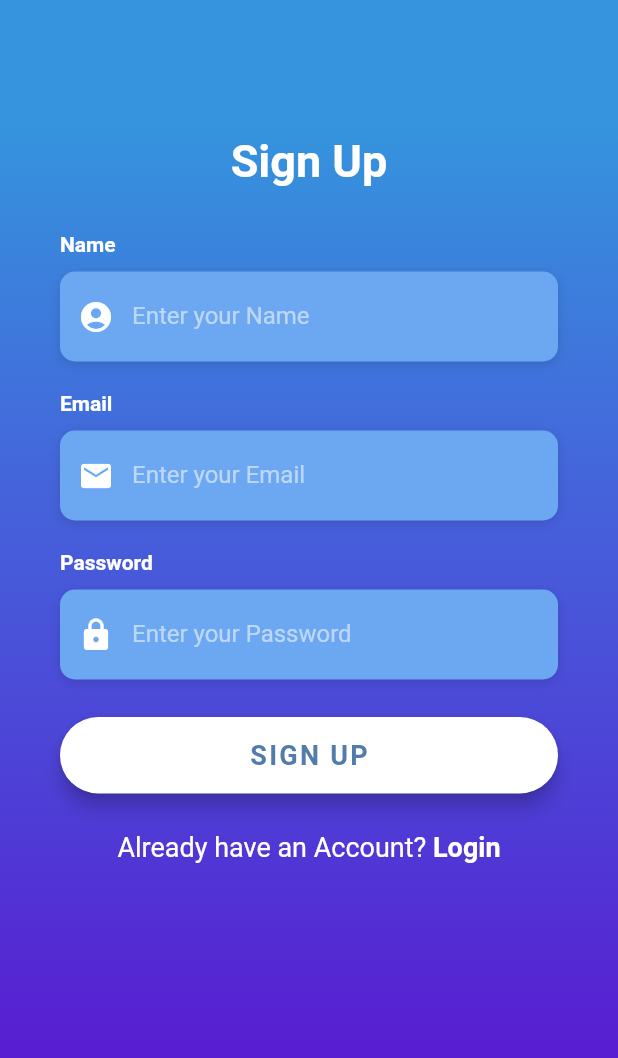
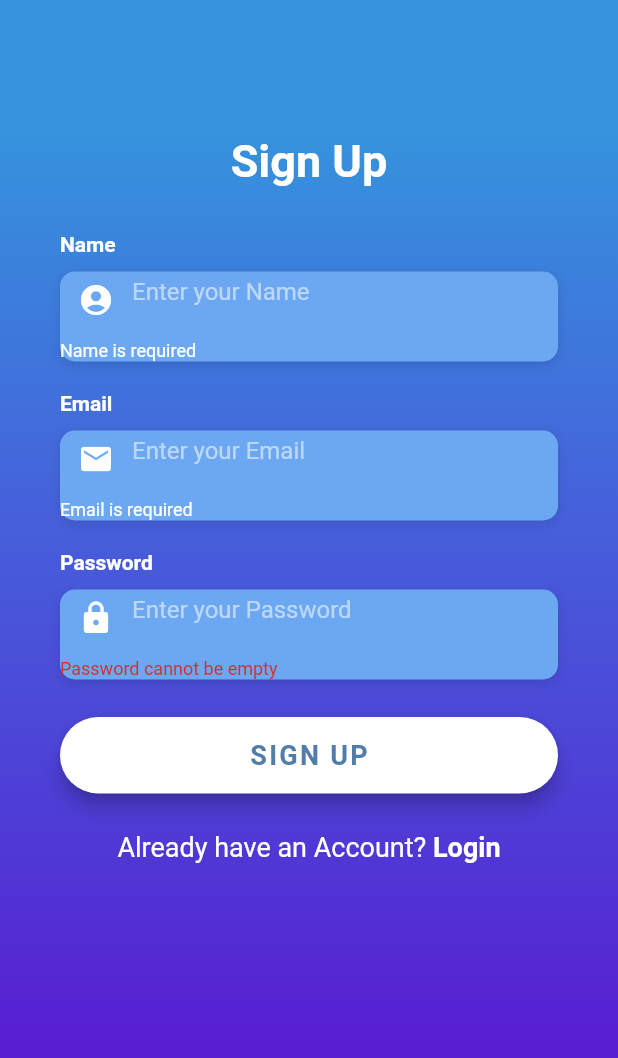
Before and after one commit to bhawikj/bhawik, a Flutter app: the SignupScreen screen opened directly, after a tap on "SIGN UP", on a phone screen of 412 x 824 dp. Shown: the top 1058 px of the screen. Run offline on Flutter 3.47's test engine with Material 2 defaults, Android fonts, the phone set to English and light mode, and no system bars; our stand-ins replace cloud_firestore, email_validator, firebase_auth, fluttertoast, get_it, provider_architecture; accounts and stored records are empty; Roboto replaces fonts that are missing (OpenSans).

Commit message:
form validations

```diff
--- a/lib/main.dart
+++ b/lib/main.dart
@@ -3,10 +3,8 @@ import 'package:bhawik/screens/start_up.dart';
 import 'package:bhawik/services/dialog_service.dart';
 import 'package:bhawik/services/navigation_service.dart';
 import 'package:bhawik/utilities/router.dart';
-import 'package:bhawik/viewmodels/startup_view_model.dart';
 import 'package:flutter/material.dart';
 import 'managers/dialog_manager.dart';
-import 'package:bhawik/screens/onboarding_screen.dart';
 
 void main() {
   setupLocator();
--- a/lib/screens/login_screen.dart
+++ b/lib/screens/login_screen.dart
@@ -1,5 +1,6 @@
 // import 'package:bhawik/services/auth.dart';
 import 'package:bhawik/viewmodels/login_view_model.dart';
+import 'package:email_validator/email_validator.dart';
 import 'package:flutter/material.dart';
 import 'package:flutter/services.dart';
 import 'package:bhawik/utilities/constants.dart';
@@ -17,6 +18,9 @@ class _LoginScreenState extends State<LoginScreen> {
   DateTime backbuttonPressedtime;
   TextEditingController _emailInpCont = new TextEditingController();
   TextEditingController _passInpCont = new TextEditingController();
+
+  final GlobalKey<FormState> _formkey = GlobalKey<FormState>();
+
   Widget _buildEmailTF() {
     return Column(
       crossAxisAlignment: CrossAxisAlignment.start,
@@ -30,7 +34,16 @@ class _LoginScreenState extends State<LoginScreen> {
           alignment: Alignment.centerLeft,
           decoration: kBoxDecorationStyle,
           height: 60.0,
-          child: TextField(
+          child: TextFormField(
+            validator: (String val) {
+              if (val.isEmpty) {
+                return "Email is required";
+              }
+              if (!EmailValidator.validate(val)) {
+                return "Enter a valid email";
+              }
+              return null;
+            },
             controller: _emailInpCont,
             keyboardType: TextInputType.emailAddress,
             style: TextStyle(
@@ -66,7 +79,13 @@ class _LoginScreenState extends State<LoginScreen> {
           alignment: Alignment.centerLeft,
           decoration: kBoxDecorationStyle,
           height: 60.0,
-          child: TextField(
+          child: TextFormField(
+            validator: (String val) {
+              if (val.isEmpty) {
+                return "Password cannot be empty";
+              }
+              return null;
+            },
             controller: _passInpCont,
             obscureText: true,
             style: TextStyle(
@@ -152,7 +171,10 @@ class _LoginScreenState extends State<LoginScreen> {
           ),
         ),
         onPressed: () async {
+          if (_formkey.currentState.validate()) {
             model.login(email: _emailInpCont.text, password: _passInpCont.text);
+          }
+
           // String uid =
           //     await Auth().signIn(_emailInpCont.text, _passInpCont.text);
         },
@@ -365,6 +387,8 @@ class _LoginScreenState extends State<LoginScreen> {
                           horizontal: 40.0,
                           vertical: 90.0,
                         ),
+                        child: Form(
+                          key: _formkey,
                           child: Column(
                             mainAxisAlignment: MainAxisAlignment.center,
                             children: <Widget>[
@@ -391,7 +415,7 @@ class _LoginScreenState extends State<LoginScreen> {
                               _buildSignupBtn(),
                             ],
                           ),
-                    ),
+                        )),
                   )
                 ],
               ),
--- a/lib/screens/signup_screen.dart
+++ b/lib/screens/signup_screen.dart
@@ -1,11 +1,10 @@
-import 'package:bhawik/models/user.dart';
+// import 'package:bhawik/models/user.dart';
 import 'package:bhawik/viewmodels/signup_view_model.dart';
-import 'package:firebase_auth/firebase_auth.dart';
+import 'package:email_validator/email_validator.dart';
 import 'package:flutter/material.dart';
 import 'package:flutter/services.dart';
 import 'package:bhawik/utilities/constants.dart';
 import 'package:bhawik/screens/login_screen.dart';
-// import 'package:bhawik/services/auth.dart';
 import 'package:provider_architecture/viewmodel_provider.dart';
 
 class SignupScreen extends StatefulWidget {
@@ -15,11 +14,13 @@ class SignupScreen extends StatefulWidget {
 
 class _SignupState extends State<SignupScreen> {
   bool _rememberMe = false;
-  User user = User();
+  // User user = User();
 
   TextEditingController nameInpCont = new TextEditingController();
   TextEditingController emailInpCont = new TextEditingController();
   TextEditingController passInpCont = new TextEditingController();
+
+  final GlobalKey<FormState> _formkey = GlobalKey<FormState>();
 
   Widget _buildNameTF() {
     return Column(
@@ -34,14 +35,21 @@ class _SignupState extends State<SignupScreen> {
           alignment: Alignment.centerLeft,
           decoration: kBoxDecorationStyle,
           height: 60.0,
-          child: TextField(
+          child: TextFormField(
             controller: nameInpCont,
+            validator: (String val) {
+              if (val.isEmpty) {
+                return "Name is required";
+              }
+              return null;
+            },
             keyboardType: TextInputType.text,
             style: TextStyle(
               color: Colors.white,
               fontFamily: 'OpenSans',
             ),
             decoration: InputDecoration(
+              errorStyle: TextStyle(color: Color(0xFFFFFFFF)),
               border: InputBorder.none,
               contentPadding: EdgeInsets.only(top: 14.0),
               prefixIcon: Icon(
@@ -70,7 +78,16 @@ class _SignupState extends State<SignupScreen> {
           alignment: Alignment.centerLeft,
           decoration: kBoxDecorationStyle,
           height: 60.0,
-          child: TextField(
+          child: TextFormField(
+            validator: (String val) {
+              if (val.isEmpty) {
+                return "Email is required";
+              }
+              if (!EmailValidator.validate(val)) {
+                return "Enter a valid email";
+              }
+              return null;
+            },
             keyboardType: TextInputType.emailAddress,
             controller: emailInpCont,
             style: TextStyle(
@@ -78,6 +95,7 @@ class _SignupState extends State<SignupScreen> {
               fontFamily: 'OpenSans',
             ),
             decoration: InputDecoration(
+              errorStyle: TextStyle(color: Colors.white),
               border: InputBorder.none,
               contentPadding: EdgeInsets.only(top: 14.0),
               prefixIcon: Icon(
@@ -106,7 +124,13 @@ class _SignupState extends State<SignupScreen> {
           alignment: Alignment.centerLeft,
           decoration: kBoxDecorationStyle,
           height: 60.0,
-          child: TextField(
+          child: TextFormField(
+            validator: (String val) {
+              if (val.isEmpty) {
+                return "Password cannot be empty";
+              }
+              return null;
+            },
             controller: passInpCont,
             obscureText: true,
             style: TextStyle(
@@ -151,10 +175,14 @@ class _SignupState extends State<SignupScreen> {
           ),
         ),
         onPressed: () async {
+          if (_formkey.currentState.validate()) {
             model.signUp(
                 email: emailInpCont.text,
                 password: passInpCont.text,
                 fullName: nameInpCont.text);
+          } else {
+            debugPrint("Error\nerror");
+          }
 
           // String uid = await Auth().signUp(
           //     User(fullName: nameInpCont.text, email: emailInpCont.text),
@@ -264,6 +292,82 @@ class _SignupState extends State<SignupScreen> {
   }
 
   @override
+  Widget build(BuildContext context) {
+    return ViewModelProvider<SignUpViewModel>.withConsumer(
+      viewModel: SignUpViewModel(),
+      builder: (context, model, child) => Scaffold(
+        body: AnnotatedRegion<SystemUiOverlayStyle>(
+          value: SystemUiOverlayStyle.light,
+          child: GestureDetector(
+            onTap: () => FocusScope.of(context).unfocus(),
+            child: Stack(
+              children: <Widget>[
+                Container(
+                  height: double.infinity,
+                  width: double.infinity,
+                  decoration: BoxDecoration(
+                    gradient: LinearGradient(
+                      begin: Alignment.topCenter,
+                      end: Alignment.bottomCenter,
+                      colors: [
+                        Color(0xFF3594DD),
+                        Color(0xFF4563DB),
+                        Color(0xFF5036D5),
+                        Color(0xFF5B16D0),
+                      ],
+                      stops: [0.1, 0.4, 0.7, 0.9],
+                    ),
+                  ),
+                ),
+                Container(
+                  height: double.infinity,
+                  child: SingleChildScrollView(
+                      physics: AlwaysScrollableScrollPhysics(),
+                      padding: EdgeInsets.symmetric(
+                        horizontal: 40.0,
+                        vertical: 90.0,
+                      ),
+                      child: Form(
+                        key: _formkey,
+                        child: Column(
+                          mainAxisAlignment: MainAxisAlignment.center,
+                          children: <Widget>[
+                            Text(
+                              'Sign Up',
+                              style: TextStyle(
+                                color: Colors.white,
+                                fontFamily: 'OpenSans',
+                                fontSize: 30.0,
+                                fontWeight: FontWeight.bold,
+                              ),
+                            ),
+                            SizedBox(height: 30.0),
+                            _buildNameTF(),
+                            SizedBox(
+                              height: 20.0,
+                            ),
+                            _buildEmailTF(),
+                            SizedBox(
+                              height: 20.0,
+                            ),
+                            _buildPasswordTF(),
+                            _buildSignupBtn(model),
+                            /*_buildSignInWithText(),
+                      _buildSocialBtnRow(),*/
+                            _buildloginBtn(),
+                          ],
+                        ),
+                      )),
+                )
+              ],
+            ),
+          ),
+        ),
+      ),
+    );
+  }
+}
+
 // Widget build(BuildContext context) {
 //   return Scaffold(
 //     body: AnnotatedRegion<SystemUiOverlayStyle>(
@@ -333,76 +437,3 @@ class _SignupState extends State<SignupScreen> {
 //     ),
 //   );
 // }
-  Widget build(BuildContext context) {
-    return ViewModelProvider<SignUpViewModel>.withConsumer(
-      viewModel: SignUpViewModel(),
-      builder: (context, model, child) => Scaffold(
-        body: AnnotatedRegion<SystemUiOverlayStyle>(
-          value: SystemUiOverlayStyle.light,
-          child: GestureDetector(
-            onTap: () => FocusScope.of(context).unfocus(),
-            child: Stack(
-              children: <Widget>[
-                Container(
-                  height: double.infinity,
-                  width: double.infinity,
-                  decoration: BoxDecoration(
-                    gradient: LinearGradient(
-                      begin: Alignment.topCenter,
-                      end: Alignment.bottomCenter,
-                      colors: [
-                        Color(0xFF3594DD),
-                        Color(0xFF4563DB),
-                        Color(0xFF5036D5),
-                        Color(0xFF5B16D0),
-                      ],
-                      stops: [0.1, 0.4, 0.7, 0.9],
-                    ),
-                  ),
-                ),
-                Container(
-                  height: double.infinity,
-                  child: SingleChildScrollView(
-                    physics: AlwaysScrollableScrollPhysics(),
-                    padding: EdgeInsets.symmetric(
-                      horizontal: 40.0,
-                      vertical: 90.0,
-                    ),
-                    child: Column(
-                      mainAxisAlignment: MainAxisAlignment.center,
-                      children: <Widget>[
-                        Text(
-                          'Sign Up',
-                          style: TextStyle(
-                            color: Colors.white,
-                            fontFamily: 'OpenSans',
-                            fontSize: 30.0,
-                            fontWeight: FontWeight.bold,
-                          ),
-                        ),
-                        SizedBox(height: 30.0),
-                        _buildNameTF(),
-                        SizedBox(
-                          height: 20.0,
-                        ),
-                        _buildEmailTF(),
-                        SizedBox(
-                          height: 20.0,
-                        ),
-                        _buildPasswordTF(),
-                        _buildSignupBtn(model),
-                        /*_buildSignInWithText(),
-                      _buildSocialBtnRow(),*/
-                        _buildloginBtn(),
-                      ],
-                    ),
-                  ),
-                )
-              ],
-            ),
-          ),
-        ),
-      ),
-    );
-  }
-}
--- a/pubspec.yaml
+++ b/pubspec.yaml
@@ -28,6 +28,7 @@ dependencies:
   get_it: ^3.0.0+1
   provider: ^3.2.0
   provider_architecture: ^1.0.3
+  email_validator: ^1.0.4
   # The following adds the Cupertino Icons font to your application.
   # Use with the CupertinoIcons class for iOS style icons.
   cupertino_icons: ^0.1.3
```
Also changed, not shown: pubspec.lock. Lines whose indentation alone changed are shown as unchanged.
